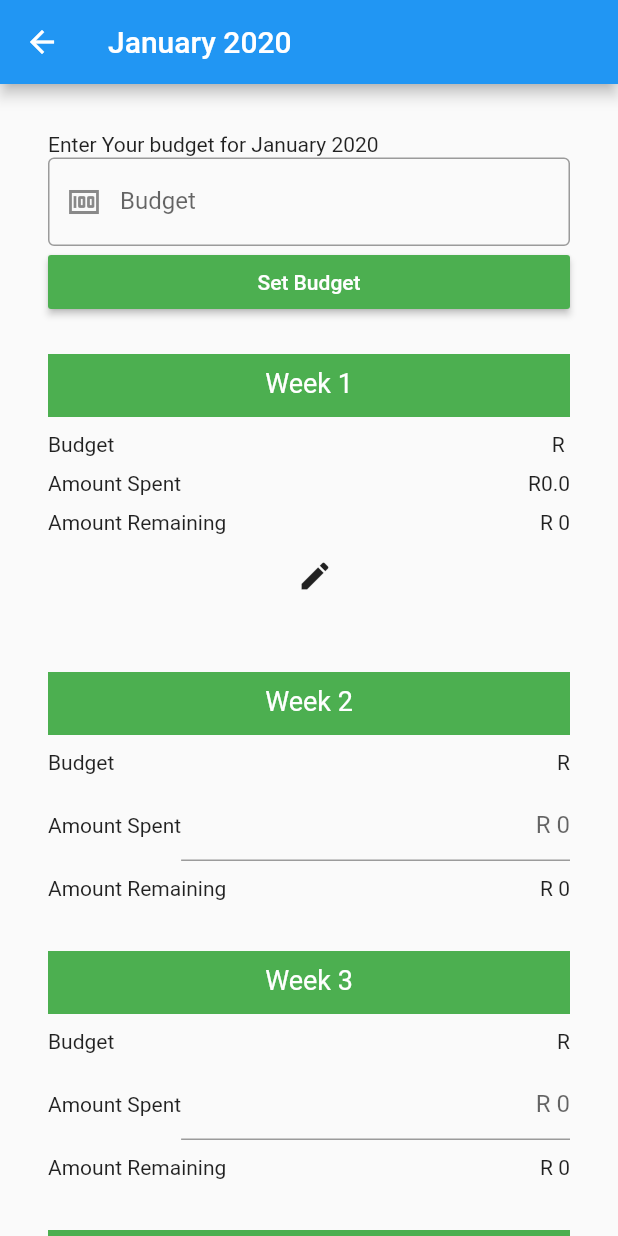
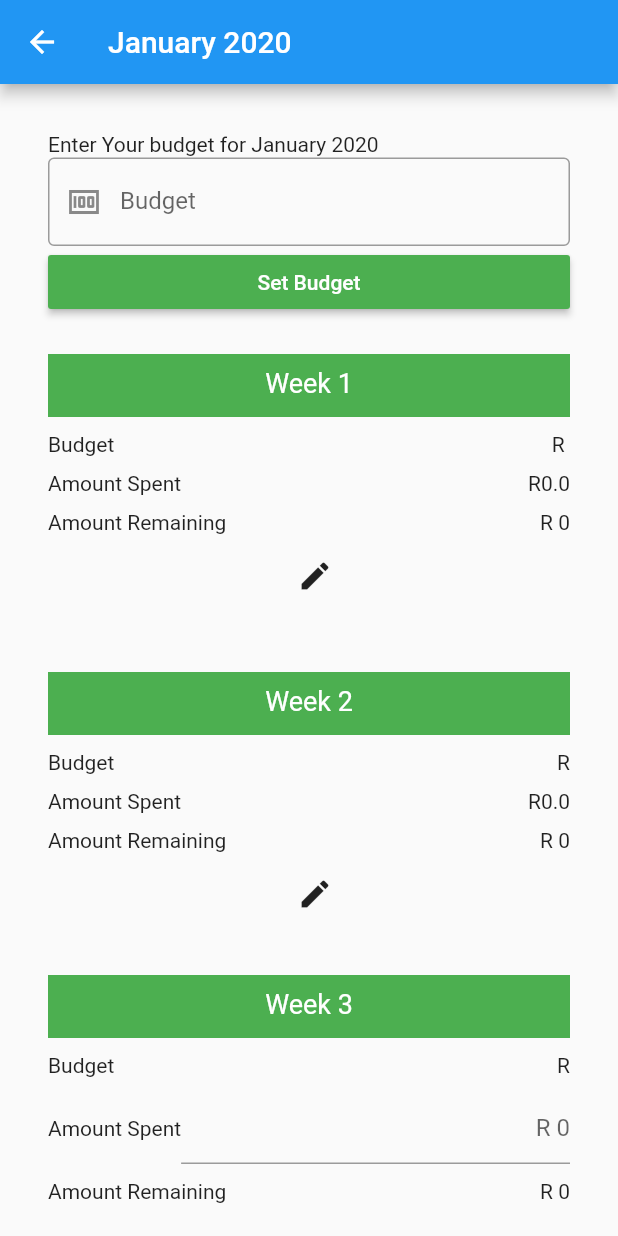
Before and after one commit to COS301-SE-2022/Happy-Muncher, a Flutter app: the Month screen opened directly, on a phone screen of 412 x 824 dp. Run offline on Flutter 3.47's test engine with Material 2 defaults, Android fonts, the phone set to English and light mode, and no system bars; Roboto replaces fonts that are missing (Arial).

Commit message:
week two edit button

```diff
--- a/happy_mucher_frontend/lib/pages/month.dart
+++ b/happy_mucher_frontend/lib/pages/month.dart
@@ -27,6 +27,7 @@ class MyMonthState extends State<Month> {
   final spentTwoController = TextEditingController();
   String spent2 = "0.0";
   String rem2 = "0";
+  bool editTwo = false;
 
   //variables for week 3
   final spentThreeController = TextEditingController();
@@ -207,7 +208,9 @@ class MyMonthState extends State<Month> {
         Row(mainAxisAlignment: MainAxisAlignment.spaceBetween, children: [
           const Text("Amount Spent"),
           Flexible(
-              child: TextField(
+              child: !editTwo
+                  ? Text('R' + spent2)
+                  : TextField(
                       key: Key("spent2"),
                       textAlign: TextAlign.right,
                       controller: spentTwoController,
@@ -224,6 +227,7 @@ class MyMonthState extends State<Month> {
                           totSpent += double.parse(spent2);
                           left = bud - left;
                           rem2 = left.toString();
+                          editTwo = false;
                         });
                       },
                     ))
@@ -232,6 +236,17 @@ class MyMonthState extends State<Month> {
         Row(
             mainAxisAlignment: MainAxisAlignment.spaceBetween,
             children: [const Text("Amount Remaining"), Text("R " + rem2)]),
+        IconButton(
+          alignment: Alignment.bottomRight,
+          //color: Colors.green,
+          //hoverColor: Colors.green,
+          icon: Icon(Icons.edit),
+          onPressed: () {
+            setState(() => {
+                  editTwo = true,
+                });
+          },
+        ),
         const SizedBox(height: 10),
       ]));
 
```
Lines whose indentation alone changed are shown as unchanged.
